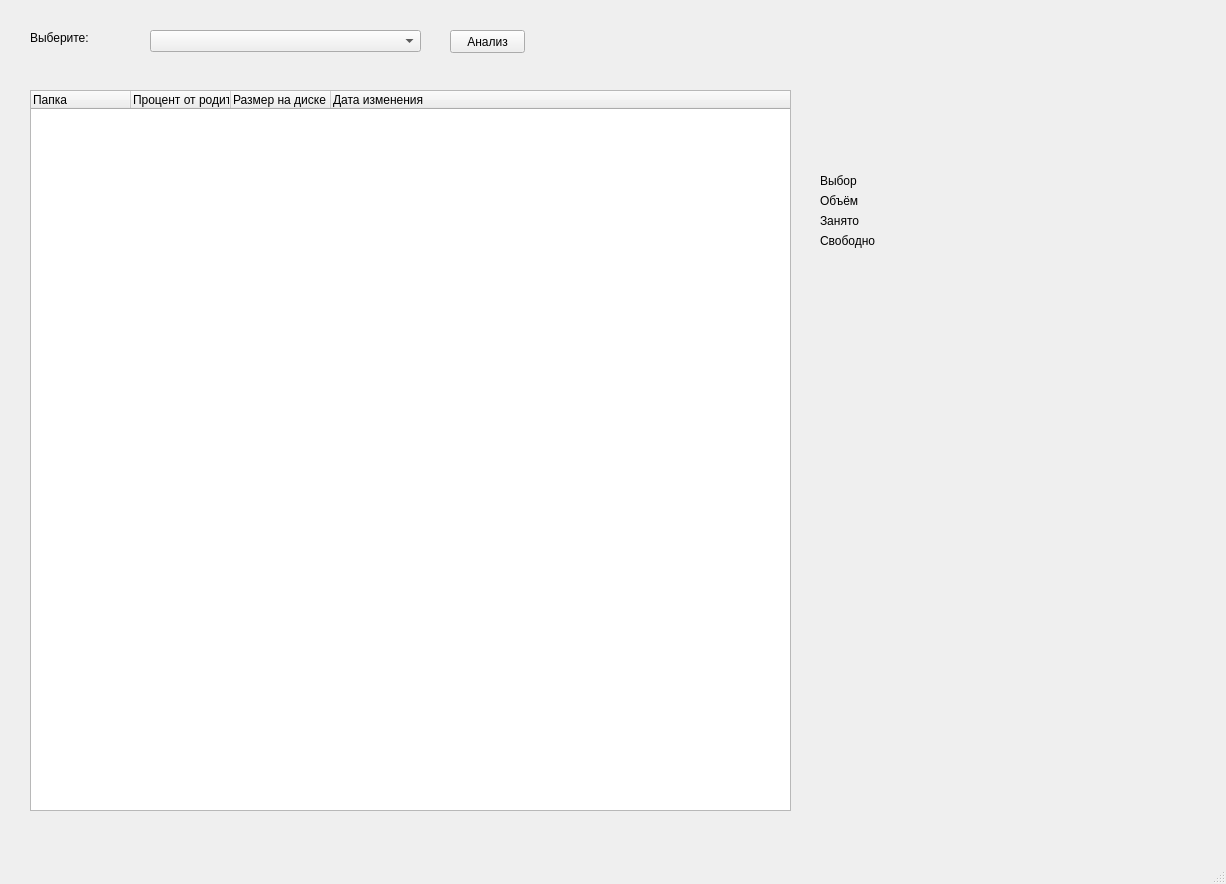
This is ui_file.ui in Merkulov-Mikhail/lyceum_project as Qt 5 draws it before an edit. The edited form follows.
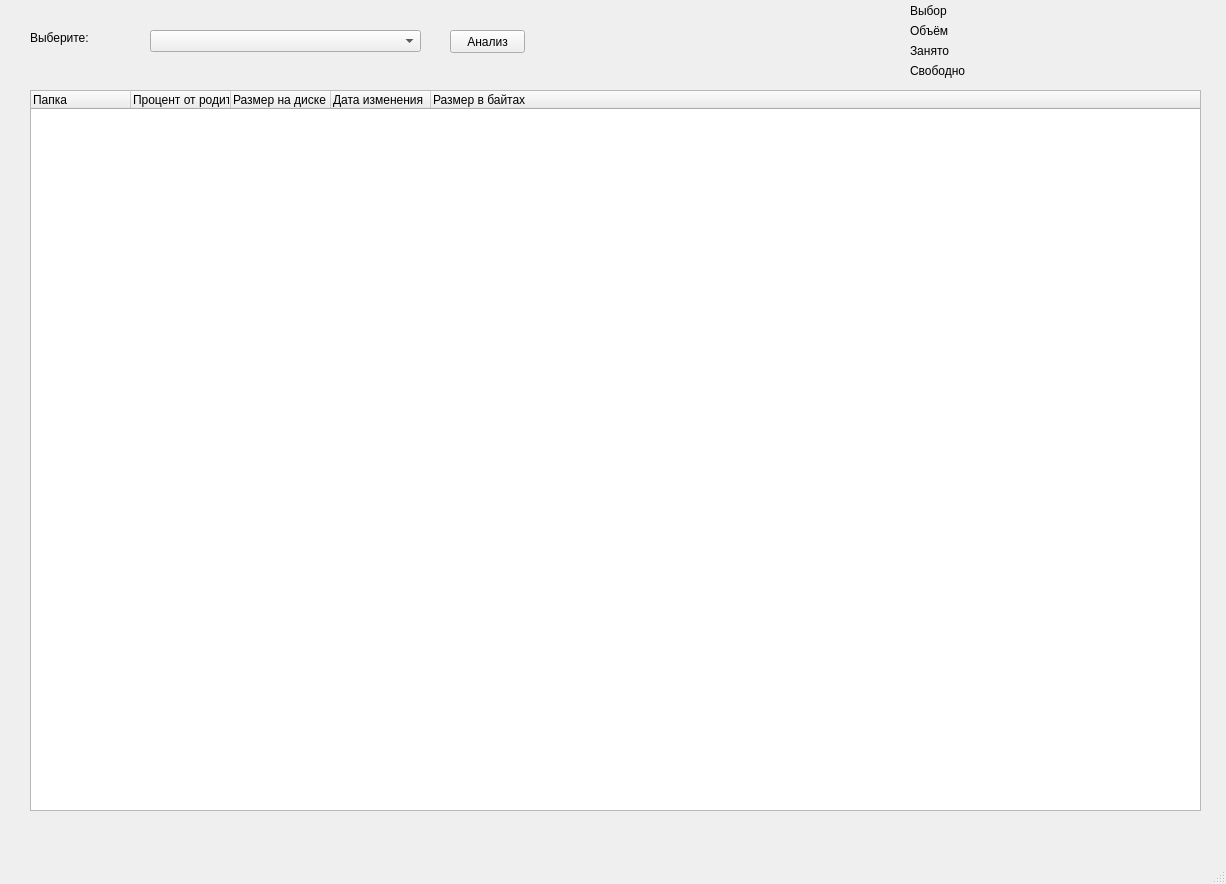
This is the edited form.

Diff of the .ui file:
```diff
--- a/ui_file.ui
+++ b/ui_file.ui
@@ -19,7 +19,7 @@
      <rect>
       <x>30</x>
       <y>90</y>
-      <width>761</width>
+      <width>1171</width>
       <height>721</height>
      </rect>
     </property>
@@ -43,6 +43,11 @@
       <string>Дата изменения</string>
      </property>
     </column>
+    <column>
+     <property name="text">
+      <string>Размер в байтах</string>
+     </property>
+    </column>
    </widget>
    <widget class="QLabel" name="label">
     <property name="geometry">
@@ -83,8 +88,8 @@
    <widget class="QWidget" name="layoutWidget">
     <property name="geometry">
      <rect>
-      <x>820</x>
-      <y>230</y>
+      <x>910</x>
+      <y>60</y>
       <width>261</width>
       <height>22</height>
      </rect>
@@ -122,8 +127,8 @@
    <widget class="QWidget" name="layoutWidget">
     <property name="geometry">
      <rect>
-      <x>820</x>
-      <y>210</y>
+      <x>910</x>
+      <y>40</y>
       <width>261</width>
       <height>22</height>
      </rect>
@@ -161,8 +166,8 @@
    <widget class="QWidget" name="layoutWidget">
     <property name="geometry">
      <rect>
-      <x>820</x>
-      <y>190</y>
+      <x>910</x>
+      <y>20</y>
       <width>261</width>
       <height>22</height>
      </rect>
@@ -200,8 +205,8 @@
    <widget class="QWidget" name="layoutWidget">
     <property name="geometry">
      <rect>
-      <x>820</x>
-      <y>170</y>
+      <x>910</x>
+      <y>0</y>
       <width>261</width>
       <height>22</height>
      </rect>
@@ -221,8 +226,8 @@
        </property>
        <property name="sizeHint" stdset="0">
         <size>
-         <width>108</width>
-         <height>20</height>
+         <width>207</width>
+         <height>17</height>
         </size>
        </property>
       </spacer>
```
